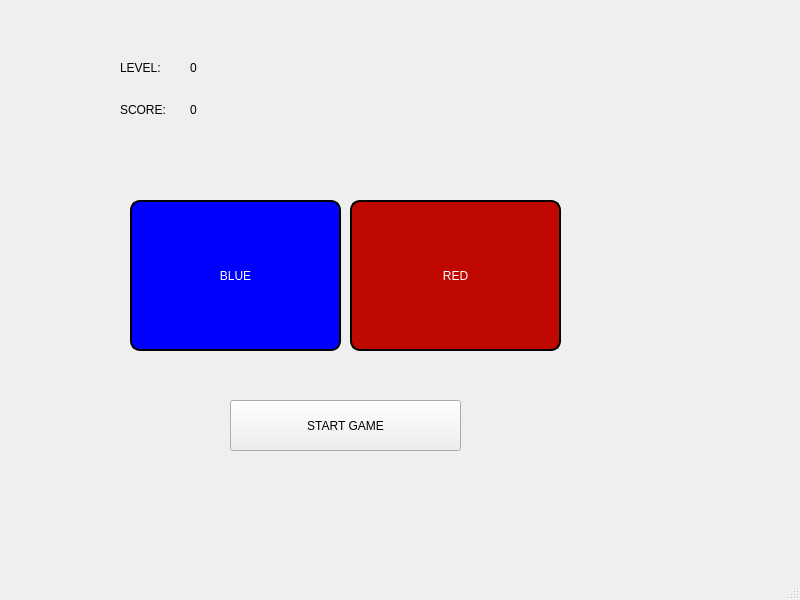
The window that SimonGame/mainwindow.ui (UofU-CS3505/cs3505-assignment6-Tuyetminhvu) describes before a commit, drawn with Qt 5.
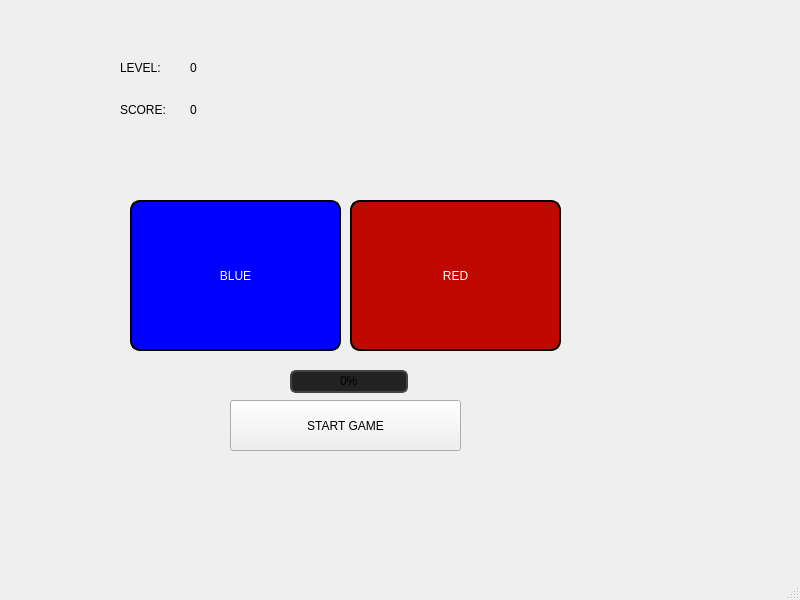
The same window after the commit.

The edit to the form file:
```diff
--- a/SimonGame/mainwindow.ui
+++ b/SimonGame/mainwindow.ui
@@ -566,7 +566,7 @@
     <property name="geometry">
      <rect>
       <x>50</x>
-      <y>220</y>
+      <y>140</y>
       <width>621</width>
       <height>111</height>
      </rect>
@@ -629,16 +629,44 @@
    <widget class="QLabel" name="loseGameLabel">
     <property name="geometry">
      <rect>
-      <x>300</x>
-      <y>30</y>
-      <width>251</width>
-      <height>151</height>
+      <x>250</x>
+      <y>230</y>
+      <width>261</width>
+      <height>171</height>
      </rect>
     </property>
     <property name="text">
      <string/>
     </property>
    </widget>
+   <widget class="QProgressBar" name="progressBar">
+    <property name="geometry">
+     <rect>
+      <x>290</x>
+      <y>370</y>
+      <width>118</width>
+      <height>23</height>
+     </rect>
+    </property>
+    <property name="styleSheet">
+     <string notr="true">QProgressBar {
+    border: 2px solid #444;
+    border-radius: 6px;
+    background: #222;
+    text-align: center;
+    color: ;
+	font: 900 13pt &quot;Arial Black&quot;;
+}
+
+QProgressBar::chunk {
+    background-color: #44ff44;
+    border-radius: 5px;
+}</string>
+    </property>
+    <property name="value">
+     <number>0</number>
+    </property>
+   </widget>
   </widget>
   <widget class="QMenuBar" name="menubar">
    <property name="geometry">
```
Left out of the diff: 5 changed lines with no effect on the pictures.
